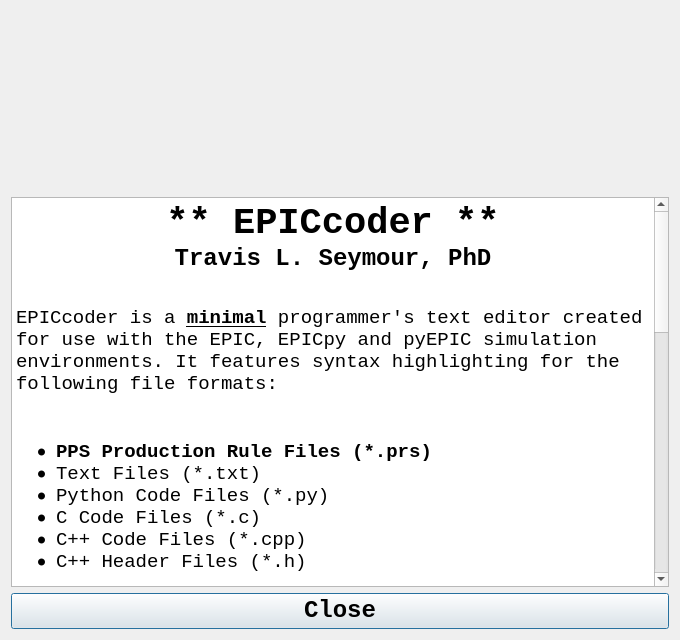
Before: the Qt Designer form epiccoder/ui/aboutui.ui in travisseymour/epiccoder, drawn with Qt 5.
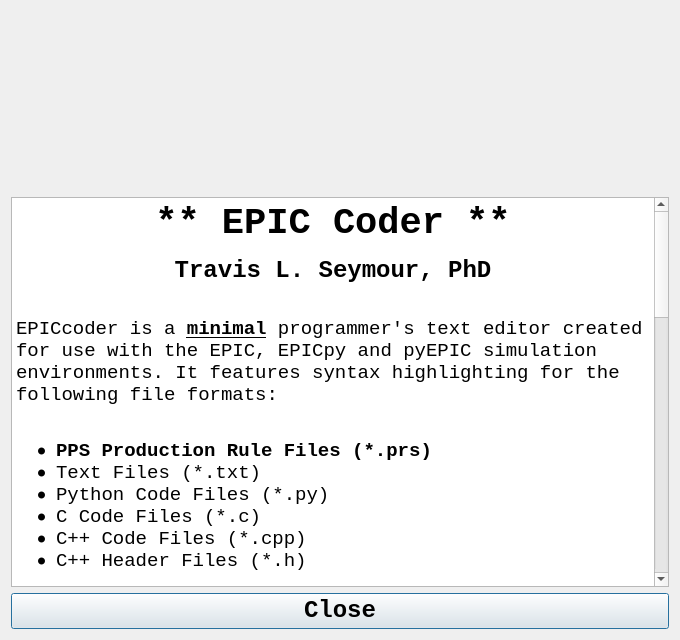
After: the same form once the commit is applied.

Commit message: set minimum window width and added. Also clarified name in interface and in license.

Patch:
```diff
--- a/epiccoder/ui/aboutui.ui
+++ b/epiccoder/ui/aboutui.ui
@@ -84,33 +84,31 @@
 &lt;html&gt;&lt;head&gt;&lt;meta name=&quot;qrichtext&quot; content=&quot;1&quot; /&gt;&lt;style type=&quot;text/css&quot;&gt;
 p, li { white-space: pre-wrap; }
 &lt;/style&gt;&lt;/head&gt;&lt;body style=&quot; font-family:'Consolas'; font-size:14pt; font-weight:400; font-style:normal;&quot;&gt;
-&lt;p align=&quot;center&quot; style=&quot; margin-top:0px; margin-bottom:0px; margin-left:0px; margin-right:0px; -qt-block-indent:0; text-indent:0px;&quot;&gt;&lt;span style=&quot; font-family:'JetBrains Mono','monospace'; font-size:28pt; font-weight:600; color:#000000;&quot;&gt;** EPICcoder **&lt;/span&gt;&lt;/p&gt;
-&lt;p align=&quot;center&quot; style=&quot; margin-top:0px; margin-bottom:0px; margin-left:0px; margin-right:0px; -qt-block-indent:0; text-indent:0px;&quot;&gt;&lt;span style=&quot; font-family:'JetBrains Mono','monospace'; font-size:18pt; font-weight:600; color:#000000;&quot;&gt;Travis L. Seymour, PhD&lt;/span&gt;&lt;/p&gt;
-&lt;p style=&quot;-qt-paragraph-type:empty; margin-top:0px; margin-bottom:0px; margin-left:0px; margin-right:0px; -qt-block-indent:0; text-indent:0px;&quot;&gt;&lt;br /&gt;&lt;/p&gt;
-&lt;p style=&quot; margin-top:12px; margin-bottom:12px; margin-left:0px; margin-right:0px; -qt-block-indent:0; text-indent:0px;&quot;&gt;EPICcoder is a &lt;span style=&quot; font-weight:600; text-decoration: underline;&quot;&gt;minimal&lt;/span&gt; programmer's text editor created for use with the EPIC, EPICpy and pyEPIC simulation environments. It features syntax highlighting for the following file formats:  &lt;/p&gt;
-&lt;p style=&quot;-qt-paragraph-type:empty; margin-top:12px; margin-bottom:12px; margin-left:0px; margin-right:0px; -qt-block-indent:0; text-indent:0px;&quot;&gt;&lt;br /&gt;&lt;/p&gt;
-&lt;ul style=&quot;margin-top: 0px; margin-bottom: 0px; margin-left: 0px; margin-right: 0px; -qt-list-indent: 1;&quot;&gt;&lt;li style=&quot; margin-top:12px; margin-bottom:0px; margin-left:0px; margin-right:0px; -qt-block-indent:0; text-indent:0px;&quot;&gt;&lt;span style=&quot; font-weight:600;&quot;&gt;PPS Production Rule Files (*.prs) &lt;/span&gt; &lt;/li&gt;
-&lt;li style=&quot; margin-top:0px; margin-bottom:0px; margin-left:0px; margin-right:0px; -qt-block-indent:0; text-indent:0px;&quot;&gt;Text Files (*.txt)  &lt;/li&gt;
+&lt;p align=&quot;center&quot; style=&quot; margin-top:12px; margin-bottom:12px; margin-left:0px; margin-right:0px; -qt-block-indent:0; text-indent:0px;&quot;&gt;&lt;span style=&quot; font-family:'JetBrains Mono','monospace'; font-size:28pt; font-weight:600; color:#000000;&quot;&gt;** EPIC Coder **&lt;/span&gt;&lt;/p&gt;
+&lt;p align=&quot;center&quot; style=&quot; margin-top:12px; margin-bottom:12px; margin-left:0px; margin-right:0px; -qt-block-indent:0; text-indent:0px;&quot;&gt;&lt;span style=&quot; font-family:'JetBrains Mono','monospace'; font-size:18pt; font-weight:600; color:#000000;&quot;&gt;Travis L. Seymour, PhD&lt;/span&gt;&lt;br /&gt;&lt;/p&gt;
+&lt;p style=&quot; margin-top:12px; margin-bottom:12px; margin-left:0px; margin-right:0px; -qt-block-indent:0; text-indent:0px;&quot;&gt;EPICcoder is a &lt;span style=&quot; font-weight:600; text-decoration: underline;&quot;&gt;minimal&lt;/span&gt; programmer's text editor created for use with the EPIC, EPICpy and pyEPIC simulation environments. It features syntax highlighting for the following file formats: &lt;br /&gt;&lt;/p&gt;
+&lt;ul style=&quot;margin-top: 0px; margin-bottom: 0px; margin-left: 0px; margin-right: 0px; -qt-list-indent: 1;&quot;&gt;&lt;li style=&quot; margin-top:12px; margin-bottom:0px; margin-left:0px; margin-right:0px; -qt-block-indent:0; text-indent:0px;&quot;&gt;&lt;span style=&quot; font-weight:600;&quot;&gt;PPS Production Rule Files (*.prs) &lt;/span&gt;&lt;/li&gt;
+&lt;li style=&quot; margin-top:0px; margin-bottom:0px; margin-left:0px; margin-right:0px; -qt-block-indent:0; text-indent:0px;&quot;&gt;Text Files (*.txt) &lt;/li&gt;
 &lt;li style=&quot; margin-top:0px; margin-bottom:0px; margin-left:0px; margin-right:0px; -qt-block-indent:0; text-indent:0px;&quot;&gt;Python Code Files (*.py)&lt;/li&gt;
-&lt;li style=&quot; margin-top:0px; margin-bottom:0px; margin-left:0px; margin-right:0px; -qt-block-indent:0; text-indent:0px;&quot;&gt;C Code Files (*.c)  &lt;/li&gt;
+&lt;li style=&quot; margin-top:0px; margin-bottom:0px; margin-left:0px; margin-right:0px; -qt-block-indent:0; text-indent:0px;&quot;&gt;C Code Files (*.c) &lt;/li&gt;
 &lt;li style=&quot; margin-top:0px; margin-bottom:0px; margin-left:0px; margin-right:0px; -qt-block-indent:0; text-indent:0px;&quot;&gt;C++ Code Files (*.cpp)&lt;/li&gt;
-&lt;li style=&quot; margin-top:0px; margin-bottom:12px; margin-left:0px; margin-right:0px; -qt-block-indent:0; text-indent:0px;&quot;&gt;C++ Header Files (*.h)&lt;/li&gt;&lt;/ul&gt;
+&lt;li style=&quot; margin-top:0px; margin-bottom:12px; margin-left:0px; margin-right:0px; -qt-block-indent:0; text-indent:0px;&quot;&gt;C++ Header Files (*.h)&lt;br /&gt;&lt;/li&gt;&lt;/ul&gt;
+&lt;p style=&quot; margin-top:12px; margin-bottom:12px; margin-left:0px; margin-right:0px; -qt-block-indent:0; text-indent:0px;&quot;&gt;&lt;span style=&quot; font-weight:600;&quot;&gt;NOTE&lt;/span&gt;: This code is based heavily on the sample code&lt;span style=&quot; vertical-align:super;&quot;&gt;1&lt;/span&gt; and video tutorial&lt;span style=&quot; vertical-align:super;&quot;&gt;2&lt;/span&gt; by, FUSEN&lt;span style=&quot; vertical-align:super;&quot;&gt;3&lt;/span&gt; which itself borrows heavily from the tutorials at &amp;lt;&lt;a href=&quot;https://qscintilla.com/&quot;&gt;&lt;span style=&quot; text-decoration: underline; color:#0000ff;&quot;&gt;https://qscintilla.com/&lt;/span&gt;&lt;/a&gt;&amp;gt;.&lt;/p&gt;
+&lt;p style=&quot; margin-top:12px; margin-bottom:12px; margin-left:0px; margin-right:0px; -qt-block-indent:0; text-indent:0px;&quot;&gt;&lt;span style=&quot; font-size:12pt;&quot;&gt;1. &amp;lt;&lt;/span&gt;&lt;a href=&quot;https://github.com/Fus3n/pyqt-code-editor-yt&quot;&gt;&lt;span style=&quot; text-decoration: underline; color:#0000ff;&quot;&gt;https://github.com/Fus3n/pyqt-code-editor-yt&lt;/span&gt;&lt;/a&gt;&lt;span style=&quot; font-size:12pt;&quot;&gt;&amp;gt;&lt;br /&gt;2. &amp;lt;&lt;/span&gt;&lt;a href=&quot;https://www.youtube.com/watch?v=ihyDi1aPNBw&quot;&gt;&lt;span style=&quot; text-decoration: underline; color:#0000ff;&quot;&gt;https://www.youtube.com/watch?v=ihyDi1aPNBw&lt;/span&gt;&lt;/a&gt;&lt;span style=&quot; font-size:12pt;&quot;&gt;&amp;gt;&lt;br /&gt;3. &amp;lt;&lt;/span&gt;&lt;a href=&quot;https://github.com/Fus3n&quot;&gt;&lt;span style=&quot; text-decoration: underline; color:#0000ff;&quot;&gt;https://github.com/Fus3n&lt;/span&gt;&lt;/a&gt;&lt;span style=&quot; font-size:12pt;&quot;&gt;&amp;gt;&lt;/span&gt;&lt;/p&gt;
 &lt;p style=&quot;-qt-paragraph-type:empty; margin-top:12px; margin-bottom:12px; margin-left:0px; margin-right:0px; -qt-block-indent:0; text-indent:0px;&quot;&gt;&lt;br /&gt;&lt;/p&gt;
-&lt;p style=&quot; margin-top:12px; margin-bottom:12px; margin-left:0px; margin-right:0px; -qt-block-indent:0; text-indent:0px;&quot;&gt;&lt;span style=&quot; font-weight:600;&quot;&gt;NOTE&lt;/span&gt;: This code is based heavily on the sample code&lt;span style=&quot; vertical-align:super;&quot;&gt;1&lt;/span&gt; and video tutorial&lt;span style=&quot; vertical-align:super;&quot;&gt;2&lt;/span&gt; by, FUSEN&lt;span style=&quot; vertical-align:super;&quot;&gt;3&lt;/span&gt; which itself borrows heavily from the tutorials at &amp;lt;https://qscintilla.com/&amp;gt;.&lt;/p&gt;
-&lt;p style=&quot; margin-top:12px; margin-bottom:12px; margin-left:0px; margin-right:0px; -qt-block-indent:0; text-indent:0px;&quot;&gt;The EPICcoder binaries can be found at &amp;lt;https://cogmodlab.ucsc.edu/2022/10/23/epiccoder/&amp;gt;.&lt;/p&gt;
-&lt;p style=&quot; margin-top:12px; margin-bottom:12px; margin-left:0px; margin-right:0px; -qt-block-indent:0; text-indent:0px;&quot;&gt;&lt;span style=&quot; font-size:12pt;&quot;&gt;1. &amp;lt;https://github.com/Fus3n/pyqt-code-editor-yt&amp;gt;&lt;br /&gt;2. &amp;lt;https://www.youtube.com/watch?v=ihyDi1aPNBw&amp;gt;&lt;br /&gt;3. &amp;lt;https://github.com/Fus3n&amp;gt;&lt;/span&gt;&lt;/p&gt;
-&lt;p style=&quot;-qt-paragraph-type:empty; margin-top:0px; margin-bottom:0px; margin-left:0px; margin-right:0px; -qt-block-indent:0; text-indent:0px; font-family:'JetBrains Mono','monospace'; font-size:15.8pt; color:#000000;&quot;&gt;&lt;br /&gt;&lt;/p&gt;
-&lt;p style=&quot; margin-top:0px; margin-bottom:0px; margin-left:0px; margin-right:0px; -qt-block-indent:0; text-indent:0px;&quot;&gt;&lt;span style=&quot; font-family:'JetBrains Mono','monospace'; font-size:15.8pt; font-weight:600; text-decoration: underline; color:#000000;&quot;&gt;License Statement (GPLv3):&lt;/span&gt;&lt;/p&gt;
-&lt;p style=&quot;-qt-paragraph-type:empty; margin-top:0px; margin-bottom:0px; margin-left:0px; margin-right:0px; -qt-block-indent:0; text-indent:0px; font-family:'JetBrains Mono','monospace'; font-size:15.8pt; color:#000000; background-color:#ffffff;&quot;&gt;&lt;br /&gt;&lt;/p&gt;
-&lt;p style=&quot; margin-top:0px; margin-bottom:0px; margin-left:0px; margin-right:0px; -qt-block-indent:0; text-indent:0px; background-color:#ffffff;&quot;&gt;&lt;span style=&quot; color:#3584e4; background-color:#ffffff;&quot;&gt;EPICcoder is a minimal programmer's text editor created for use with the EPIC, EPICpy and pyEPIC simulation environments. &lt;/span&gt;&lt;/p&gt;
-&lt;p style=&quot;-qt-paragraph-type:empty; margin-top:0px; margin-bottom:0px; margin-left:0px; margin-right:0px; -qt-block-indent:0; text-indent:0px; color:#3584e4; background-color:#ffffff;&quot;&gt;&lt;br /&gt;&lt;/p&gt;
-&lt;p style=&quot; margin-top:0px; margin-bottom:0px; margin-left:0px; margin-right:0px; -qt-block-indent:0; text-indent:0px;&quot;&gt;&lt;span style=&quot; color:#3584e4; background-color:#ffffff;&quot;&gt;Copyright (C) 2022 Travis L. Seymour, PhD&lt;/span&gt;&lt;/p&gt;
-&lt;p style=&quot;-qt-paragraph-type:empty; margin-top:0px; margin-bottom:0px; margin-left:0px; margin-right:0px; -qt-block-indent:0; text-indent:0px; color:#3584e4;&quot;&gt;&lt;br /&gt;&lt;/p&gt;
-&lt;p style=&quot; margin-top:0px; margin-bottom:0px; margin-left:0px; margin-right:0px; -qt-block-indent:0; text-indent:0px;&quot;&gt;&lt;span style=&quot; color:#3584e4; background-color:#ffffff;&quot;&gt;This program is free software: you can redistribute it and/or modify it under the terms of the GNU General Public License as published by the Free Software Foundation, either version 3 of the License, or (at your option) any later version.&lt;/span&gt;&lt;/p&gt;
-&lt;p style=&quot;-qt-paragraph-type:empty; margin-top:0px; margin-bottom:0px; margin-left:0px; margin-right:0px; -qt-block-indent:0; text-indent:0px; color:#3584e4;&quot;&gt;&lt;br /&gt;&lt;/p&gt;
-&lt;p style=&quot; margin-top:0px; margin-bottom:0px; margin-left:0px; margin-right:0px; -qt-block-indent:0; text-indent:0px;&quot;&gt;&lt;span style=&quot; color:#3584e4; background-color:#ffffff;&quot;&gt;This program is distributed in the hope that it will be useful, but WITHOUT ANY WARRANTY; without even the implied warranty of MERCHANTABILITY or FITNESS FOR A PARTICULAR PURPOSE.  See the GNU General Public License for more details.&lt;/span&gt;&lt;/p&gt;
-&lt;p style=&quot;-qt-paragraph-type:empty; margin-top:0px; margin-bottom:0px; margin-left:0px; margin-right:0px; -qt-block-indent:0; text-indent:0px; color:#3584e4;&quot;&gt;&lt;br /&gt;&lt;/p&gt;
-&lt;p style=&quot; margin-top:0px; margin-bottom:0px; margin-left:0px; margin-right:0px; -qt-block-indent:0; text-indent:0px;&quot;&gt;&lt;span style=&quot; color:#3584e4; background-color:#ffffff;&quot;&gt;You should have received a copy of the GNU General Public License along with this program.  If not, see &amp;lt;http://www.gnu.org/licenses/&amp;gt;.&lt;/span&gt;&lt;/p&gt;&lt;/body&gt;&lt;/html&gt;</string>
+&lt;p style=&quot; margin-top:12px; margin-bottom:12px; margin-left:0px; margin-right:0px; -qt-block-indent:0; text-indent:0px;&quot;&gt;&lt;span style=&quot; font-family:'JetBrains Mono','monospace'; color:#000000;&quot;&gt;See &lt;/span&gt;&lt;a href=&quot;https://www.github.com/travisseymour/epiccoder&quot;&gt;&lt;span style=&quot; text-decoration: underline; color:#0000ff;&quot;&gt;https://www.github.com/travisseymour/epiccoder&lt;/span&gt;&lt;/a&gt;&lt;span style=&quot; font-family:'JetBrains Mono','monospace'; color:#000000;&quot;&gt; for more information.&lt;/span&gt;&lt;/p&gt;
+&lt;p style=&quot;-qt-paragraph-type:empty; margin-top:12px; margin-bottom:12px; margin-left:0px; margin-right:0px; -qt-block-indent:0; text-indent:0px;&quot;&gt;&lt;br /&gt;&lt;/p&gt;
+&lt;p style=&quot; margin-top:12px; margin-bottom:12px; margin-left:0px; margin-right:0px; -qt-block-indent:0; text-indent:0px;&quot;&gt;&lt;span style=&quot; font-family:'JetBrains Mono','monospace'; font-size:15.8pt; font-weight:600; text-decoration: underline; color:#000000;&quot;&gt;License Statement (GPLv3):&lt;/span&gt;&lt;/p&gt;
+&lt;p style=&quot;-qt-paragraph-type:empty; margin-top:12px; margin-bottom:12px; margin-left:0px; margin-right:0px; -qt-block-indent:0; text-indent:0px;&quot;&gt;&lt;br /&gt;&lt;/p&gt;
+&lt;p style=&quot; margin-top:12px; margin-bottom:12px; margin-left:0px; margin-right:0px; -qt-block-indent:0; text-indent:0px;&quot;&gt;&lt;span style=&quot; color:#3584e4; background-color:#ffffff;&quot;&gt;EPIC Coder is a minimal programmer's text editor created for use with the EPIC, EPICpy and pyEPIC simulation environments. &lt;/span&gt;&lt;/p&gt;
+&lt;p style=&quot;-qt-paragraph-type:empty; margin-top:12px; margin-bottom:12px; margin-left:0px; margin-right:0px; -qt-block-indent:0; text-indent:0px;&quot;&gt;&lt;br /&gt;&lt;/p&gt;
+&lt;p style=&quot; margin-top:12px; margin-bottom:12px; margin-left:0px; margin-right:0px; -qt-block-indent:0; text-indent:0px;&quot;&gt;&lt;span style=&quot; color:#3584e4; background-color:#ffffff;&quot;&gt;Copyright (C) 2022 Travis L. Seymour, PhD&lt;/span&gt;&lt;/p&gt;
+&lt;p style=&quot;-qt-paragraph-type:empty; margin-top:12px; margin-bottom:12px; margin-left:0px; margin-right:0px; -qt-block-indent:0; text-indent:0px;&quot;&gt;&lt;br /&gt;&lt;/p&gt;
+&lt;p style=&quot; margin-top:12px; margin-bottom:12px; margin-left:0px; margin-right:0px; -qt-block-indent:0; text-indent:0px;&quot;&gt;&lt;span style=&quot; color:#3584e4; background-color:#ffffff;&quot;&gt;This program is free software: you can redistribute it and/or modify it under the terms of the GNU General Public License as published by the Free Software Foundation, either version 3 of the License, or (at your option) any later version.&lt;/span&gt;&lt;/p&gt;
+&lt;p style=&quot;-qt-paragraph-type:empty; margin-top:12px; margin-bottom:12px; margin-left:0px; margin-right:0px; -qt-block-indent:0; text-indent:0px;&quot;&gt;&lt;br /&gt;&lt;/p&gt;
+&lt;p style=&quot; margin-top:12px; margin-bottom:12px; margin-left:0px; margin-right:0px; -qt-block-indent:0; text-indent:0px;&quot;&gt;&lt;span style=&quot; color:#3584e4; background-color:#ffffff;&quot;&gt;This program is distributed in the hope that it will be useful, but WITHOUT ANY WARRANTY; without even the implied warranty of MERCHANTABILITY or FITNESS FOR A PARTICULAR PURPOSE. See the GNU General Public License for more details.&lt;/span&gt;&lt;/p&gt;
+&lt;p style=&quot;-qt-paragraph-type:empty; margin-top:12px; margin-bottom:12px; margin-left:0px; margin-right:0px; -qt-block-indent:0; text-indent:0px;&quot;&gt;&lt;br /&gt;&lt;/p&gt;
+&lt;p style=&quot; margin-top:12px; margin-bottom:12px; margin-left:0px; margin-right:0px; -qt-block-indent:0; text-indent:0px;&quot;&gt;&lt;span style=&quot; color:#3584e4; background-color:#ffffff;&quot;&gt;You should have received a copy of the GNU General Public License along with this program. If not, see &amp;lt;&lt;/span&gt;&lt;a href=&quot;http://www.gnu.org/licenses/&quot;&gt;&lt;span style=&quot; text-decoration: underline; color:#0000ff;&quot;&gt;http://www.gnu.org/licenses/&lt;/span&gt;&lt;/a&gt;&lt;span style=&quot; color:#3584e4; background-color:#ffffff;&quot;&gt;&amp;gt;.&lt;/span&gt;&lt;/p&gt;&lt;/body&gt;&lt;/html&gt;</string>
        </property>
       </widget>
      </item>
```
The commit also changes 14 other files.
